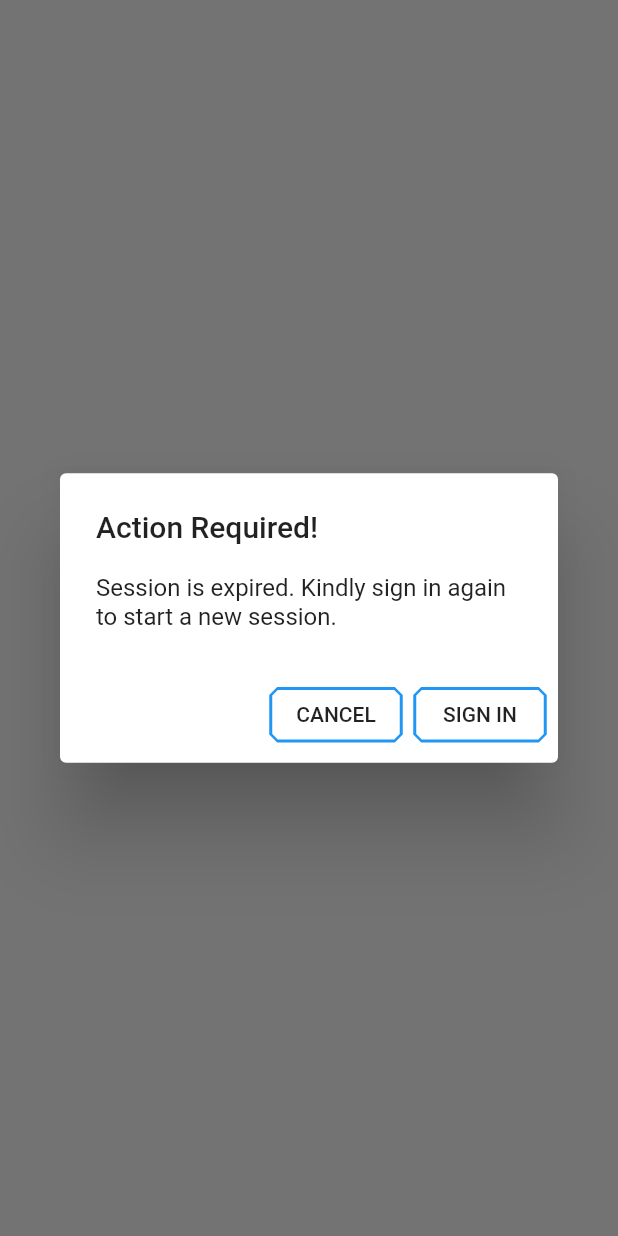
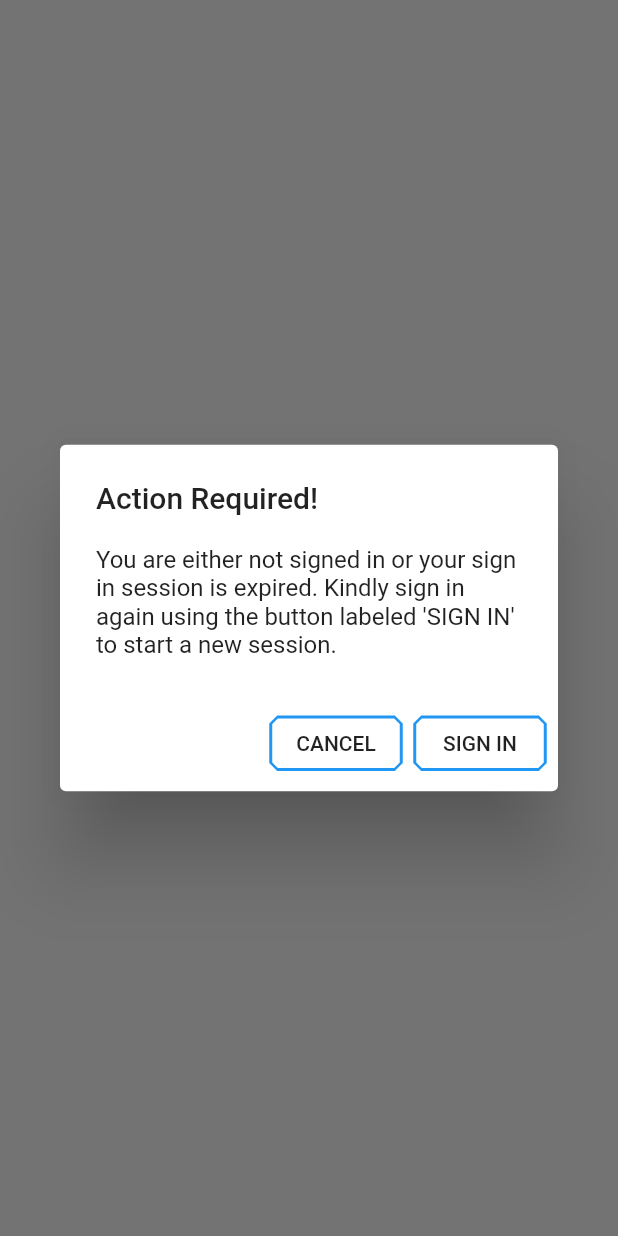
Before and after one commit to ajharry69/nvip, a Flutter app: what showSignInRequestDialog() shows on an empty page, opened directly, on a phone screen of 412 x 824 dp. Run offline on Flutter 3.47's test engine with Material 2 defaults, Android fonts, the phone set to English and light mode, and no system bars; our stand-ins replace connectivity, firebase_messaging, fluttertoast, image_picker, shared_preferences, sqflite; missing offline and left inert: flutter_appavailability; accounts and stored records are empty; network calls fail.

Commit message:
made changes

```diff
--- a/lib/constants.dart
+++ b/lib/constants.dart
@@ -46,15 +46,16 @@ class Constants {
 
   // App Dependent Constants
   static final String appName = "NVIP";
-  static final String drawerHeaderName = "username";
-  static final String drawerHeaderEmail = "email@address.com";
+  static final String drawerHeaderName = "Guest Account";
+  static final String drawerHeaderEmail = "email@guest.com";
   static final String tabTitleEducative = "Educative".toUpperCase();
   static final String tabTitleSchedule = "Schedules".toUpperCase();
   static final String tabTitleChildren = "My Children".toUpperCase();
   static final String connectionLost =
       "Connection lost. Please enable cellular data or WIFI.";
-  static final tokenExpired =
-      "Session is expired. Kindly sign in again to start a new session.";
+  static const tokenExpired =
+      "You are either not signed in or your sign in session is expired. "
+      "Kindly sign in again using the button labeled 'SIGN IN' to start a new session.";
   static const defaultDeviceToken = "deviceId";
   static String tokenErrorType = "UnauthorizedRequestException";
   static final double dividerSize = 5.0;
@@ -265,22 +266,27 @@ class Constants {
     );
   }
 
-  static Future<Widget> showSignInRequestDialog({BuildContext ctx}) async {
+  static Future<Widget> showSignInRequestDialog({
+    BuildContext ctx,
+    String denialButtonText = "Cancel",
+    String acceptanceButtonText = "Sign In",
+    String message = tokenExpired,
+  }) async {
     return await showDialog(
       context: ctx,
       builder: (context1) {
         return AlertDialog(
           title: Text("Action Required!"),
-          content: Text(tokenExpired),
+          content: Text(message),
           actions: <Widget>[
             FlatButton(
-              child: Text("Cancel".toUpperCase()),
+              child: Text(denialButtonText.toUpperCase()),
               onPressed: () {
                 Navigator.of(context1, rootNavigator: true).pop();
               },
             ),
             FlatButton(
-              child: Text("Sign In".toUpperCase()),
+              child: Text(acceptanceButtonText.toUpperCase()),
               onPressed: () {
                 Navigator.of(context1, rootNavigator: true).pop();
                 Navigator.pushReplacementNamed(context1, Routes.keySignIn);
@@ -528,6 +534,7 @@ class Urls {
 
   static String getAllEducativePosts() => "$_educativePostsRoot/getAll.php";
   static final String educativeAdd = "$_educativePostsRoot/add.php";
+  static final String educativeFlagPost = "$_educativePostsRoot/flagPost.php";
   static final String educativeDelete = "$_educativePostsRoot/delete.php";
   static final String educativeUpdate = "$_educativePostsRoot/update.php";
 
--- a/lib/scenes/home/screen_dashboard.dart
+++ b/lib/scenes/home/screen_dashboard.dart
@@ -11,8 +11,12 @@ class _DashBoardScreenBody extends StatefulWidget {
 }
 
 class __DashBoardScreenBodyState extends State<_DashBoardScreenBody> {
+  final GlobalKey _scaffoldKey = GlobalKey<ScaffoldState>();
+
   @override
   Widget build(BuildContext context) {
-    return Container();
+    return Scaffold(
+      key: _scaffoldKey,
+    );
   }
 }
```
